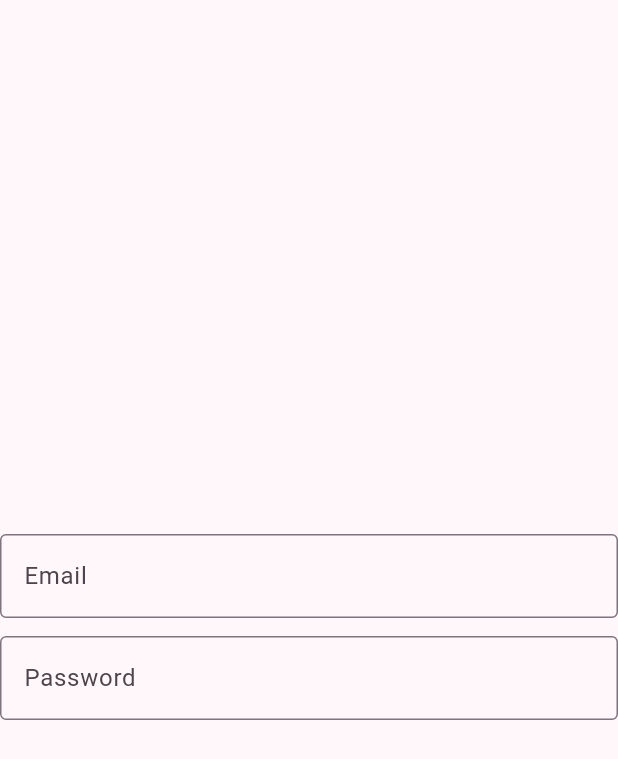
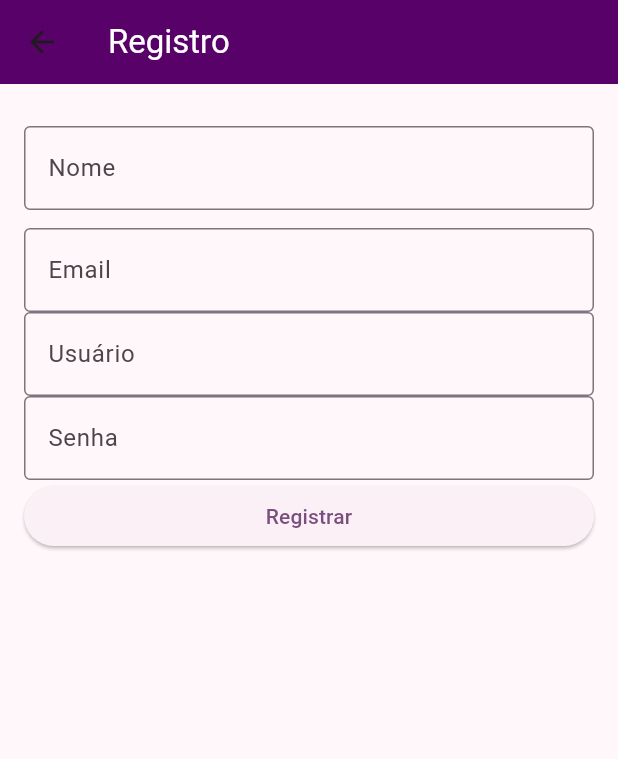
Before and after one commit to davicruz23/AppFlutterLivros, a Flutter app: the RegisterPage screen opened directly, on a phone screen of 412 x 824 dp. Shown: the top 759 px of the screen. Run offline on Flutter 3.47's test engine with Material 2 defaults, Android fonts, the light colour scheme and no system bars; our stand-ins replace flutter_rating_bar, sqflite; accounts and stored records are empty.

Commit message:
alterações no login e registro

```diff
--- /dev/null
+++ b/lib/page_register.dart
@@ -0,0 +1,88 @@
+import 'package:flutter/material.dart';
+
+class RegisterPage extends StatefulWidget {
+  const RegisterPage({Key? key});
+
+  @override
+  State<RegisterPage> createState() => _RegisterPageState();
+}
+
+class _RegisterPageState extends State<RegisterPage> {
+  String nome = '';
+  String email = '';
+  String username = '';
+  String password = '';
+
+  @override
+  Widget build(BuildContext context) {
+    return Scaffold(
+      appBar: AppBar(
+        title: Text('Registro', style: TextStyle(color: Colors.white)),
+      ),
+      body: Center(
+        child: SizedBox(
+          width: double.infinity,
+          child: Padding(
+            padding: const EdgeInsets.all(16.0),
+            child: ListView(
+              children: [
+                SizedBox(
+                  height: 12,
+                ),
+                TextField(
+                  onChanged: (text) {
+                    print(text);
+                  },
+                  keyboardType: TextInputType.emailAddress,
+                  decoration: InputDecoration(
+                    labelText: 'Nome',
+                    border: OutlineInputBorder(),
+                  ),
+                ),
+                SizedBox(
+                  height: 12,
+                ),
+                TextField(
+                  onChanged: (text) {
+                    print(text);
+                  },
+                  keyboardType: TextInputType.emailAddress,
+                  decoration: InputDecoration(
+                    labelText: 'Email',
+                    border: OutlineInputBorder(),
+                  ),
+                ),
+                TextField(
+                  onChanged: (text) {
+                    print(text);
+                  },
+                  keyboardType: TextInputType.emailAddress,
+                  decoration: InputDecoration(
+                    labelText: 'Usuário',
+                    border: OutlineInputBorder(),
+                  ),
+                ),
+                TextField(
+                  onChanged: (text) {
+                    print(text);
+                  },
+                  obscureText: true,
+                  decoration: InputDecoration(
+                    labelText: 'Senha',
+                    border: OutlineInputBorder(),
+                  ),
+                ),
+                ElevatedButton(
+                  onPressed: () {
+                    // Lógica para registrar o usuário
+                  },
+                  child: Text('Registrar'),
+                ),
+              ],
+            ),
+          ),
+        ),
+      ),
+    );
+  }
+}
--- a/lib/widgets/page_register.dart
+++ /dev/null
@@ -1,48 +0,0 @@
-import 'package:flutter/material.dart';
-
-class RegisterPage extends StatefulWidget {
-  const RegisterPage({super.key});
-
-  @override
-  State<RegisterPage> createState() => _RegisterPageState();
-}
-
-class _RegisterPageState extends State<RegisterPage> {
-  String nome = '';
-  String email = '';
-  String username = '';
-  String password = '';
-
-  @override
-  Widget build(BuildContext context) {
-    return Material(
-        child: SizedBox(
-      width: double.infinity,
-      height: double.infinity,
-      child: Column(
-        mainAxisAlignment: MainAxisAlignment.center,
-        children: [
-          SizedBox(
-            height: 12,
-          ),
-          TextField(
-            onChanged: (text) {
-              print(text);
-            },
-            keyboardType: TextInputType.emailAddress,
-            decoration: InputDecoration(
-                labelText: 'Email', border: OutlineInputBorder()),
-          ),
-          SizedBox(
-            height: 12,
-          ),
-          TextField(
-            obscureText: true,
-            decoration: InputDecoration(
-                labelText: 'Password', border: OutlineInputBorder()),
-          ),
-        ],
-      ),
-    ));
-  }
-}
```
Also changed, not shown: lib/database/sqlitedatabase.dart (+12 -1 lines), lib/page_login.dart (+34 -4 lines).
